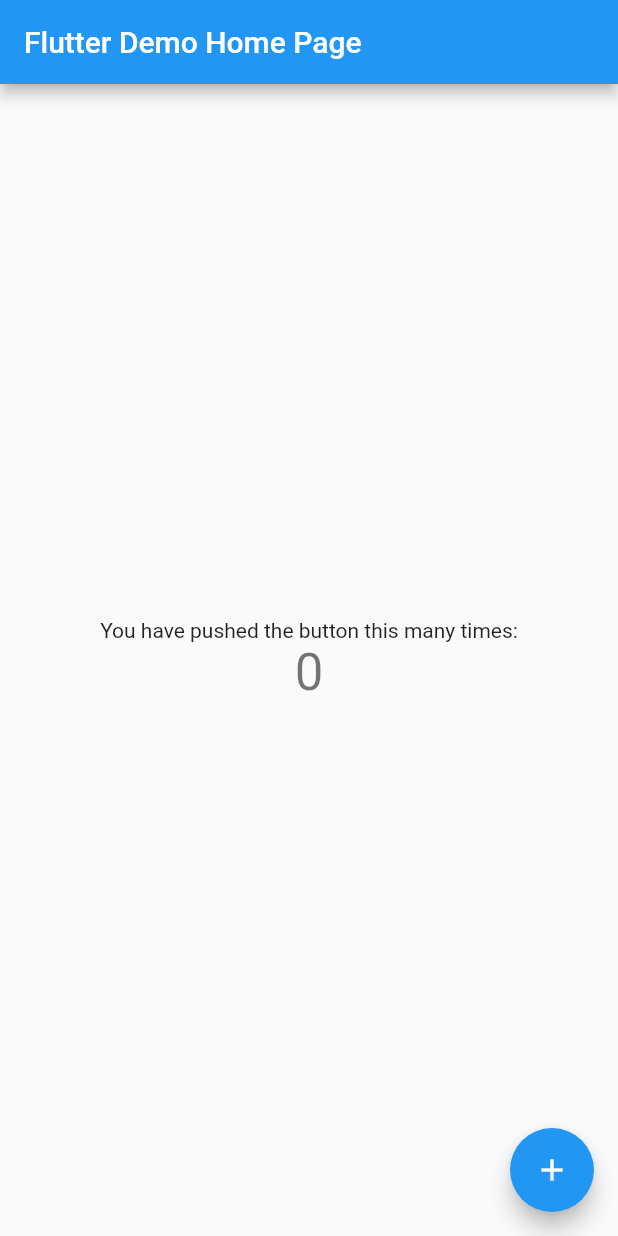
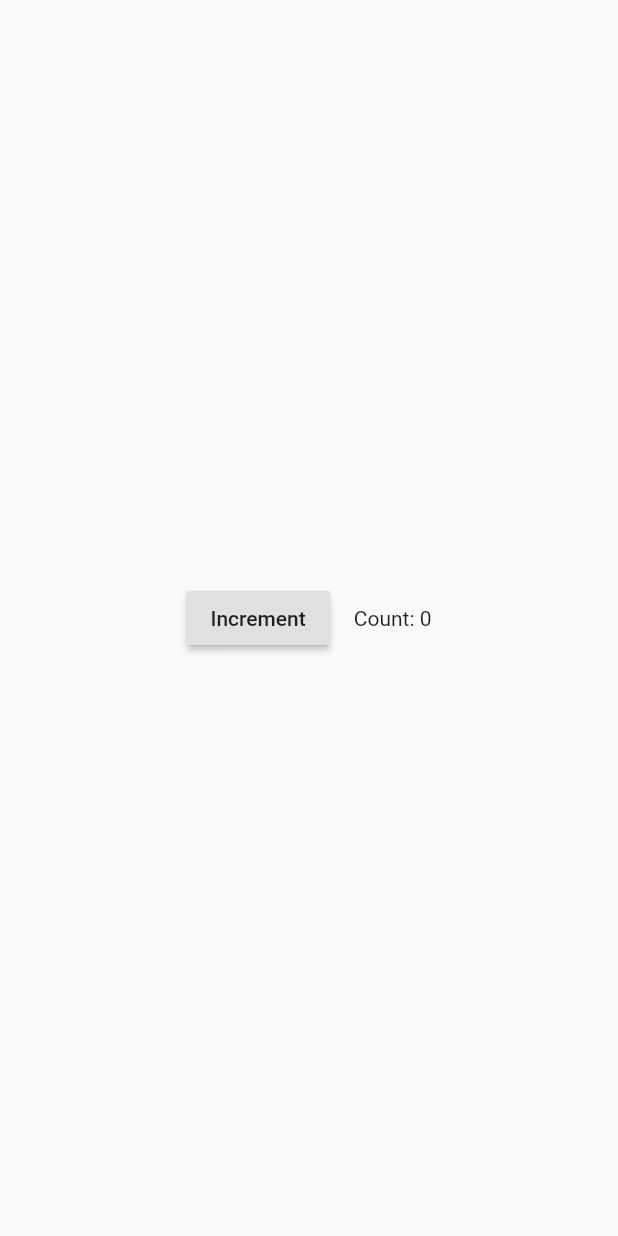
Before and after one commit to qq2339300630/cjj_flutter_ui_study, a Flutter app: the screen it shows after launch, on a phone screen of 412 x 824 dp. Run offline on Flutter 3.47's test engine with Material 2 defaults, Android fonts, the phone set to English and light mode, and no system bars.

Commit message:
简单点击事件2

```diff
--- a/lib/main.dart
+++ b/lib/main.dart
@@ -1,117 +1,65 @@
 import 'package:flutter/material.dart';
 
-void main() {
-  runApp(MyApp());
+class CounterDisplay extends StatelessWidget {
+  CounterDisplay({this.count});
+
+  final int count;
+
+  @override
+  Widget build(BuildContext context) {
+    return Text('Count: $count');
+  }
 }
 
-class MyApp extends StatelessWidget {
-  // This widget is the root of your application.
+class CounterIncrementor extends StatelessWidget {
+  CounterIncrementor({this.onPressed});
+
+  final VoidCallback onPressed;
+
   @override
   Widget build(BuildContext context) {
-    return MaterialApp(
-      title: 'Flutter Demo',
-      theme: ThemeData(
-        // This is the theme of your application.
-        //
-        // Try running your application with "flutter run". You'll see the
-        // application has a blue toolbar. Then, without quitting the app, try
-        // changing the primarySwatch below to Colors.green and then invoke
-        // "hot reload" (press "r" in the console where you ran "flutter run",
-        // or simply save your changes to "hot reload" in a Flutter IDE).
-        // Notice that the counter didn't reset back to zero; the application
-        // is not restarted.
-        primarySwatch: Colors.blue,
-        // This makes the visual density adapt to the platform that you run
-        // the app on. For desktop platforms, the controls will be smaller and
-        // closer together (more dense) than on mobile platforms.
-        visualDensity: VisualDensity.adaptivePlatformDensity,
-      ),
-      home: MyHomePage(title: 'Flutter Demo Home Page'),
+    return RaisedButton(
+      onPressed: onPressed,
+      child: Text('Increment'),
     );
   }
 }
 
-class MyHomePage extends StatefulWidget {
-  MyHomePage({Key key, this.title}) : super(key: key);
-
-  // This widget is the home page of your application. It is stateful, meaning
-  // that it has a State object (defined below) that contains fields that affect
-  // how it looks.
-
-  // This class is the configuration for the state. It holds the values (in this
-  // case the title) provided by the parent (in this case the App widget) and
-  // used by the build method of the State. Fields in a Widget subclass are
-  // always marked "final".
-
-  final String title;
-
+class Counter extends StatefulWidget {
   @override
-  _MyHomePageState createState() => _MyHomePageState();
+  _CounterState createState() => _CounterState();
 }
 
-class _MyHomePageState extends State<MyHomePage> {
+class _CounterState extends State<Counter> {
   int _counter = 0;
 
-  void _incrementCounter() {
+  void _increment() {
     setState(() {
-      // This call to setState tells the Flutter framework that something has
-      // changed in this State, which causes it to rerun the build method below
-      // so that the display can reflect the updated values. If we changed
-      // _counter without calling setState(), then the build method would not be
-      // called again, and so nothing would appear to happen.
-      _counter++;
+      ++_counter;
     });
   }
 
   @override
   Widget build(BuildContext context) {
-    // This method is rerun every time setState is called, for instance as done
-    // by the _incrementCounter method above.
-    //
-    // The Flutter framework has been optimized to make rerunning build methods
-    // fast, so that you can just rebuild anything that needs updating rather
-    // than having to individually change instances of widgets.
-    return Scaffold(
-      appBar: AppBar(
-        // Here we take the value from the MyHomePage object that was created by
-        // the App.build method, and use it to set our appbar title.
-        title: Text(widget.title),
-      ),
-      body: Center(
-        // Center is a layout widget. It takes a single child and positions it
-        // in the middle of the parent.
-        child: Column(
-          // Column is also a layout widget. It takes a list of children and
-          // arranges them vertically. By default, it sizes itself to fit its
-          // children horizontally, and tries to be as tall as its parent.
-          //
-          // Invoke "debug painting" (press "p" in the console, choose the
-          // "Toggle Debug Paint" action from the Flutter Inspector in Android
-          // Studio, or the "Toggle Debug Paint" command in Visual Studio Code)
-          // to see the wireframe for each widget.
-          //
-          // Column has various properties to control how it sizes itself and
-          // how it positions its children. Here we use mainAxisAlignment to
-          // center the children vertically; the main axis here is the vertical
-          // axis because Columns are vertical (the cross axis would be
-          // horizontal).
-          mainAxisAlignment: MainAxisAlignment.center,
-          children: <Widget>[
-            Text(
-              'You have pushed the button this many times:',
-            ),
-            Text(
-              '$_counter',
-              style: Theme.of(context).textTheme.headline4,
-            ),
-          ],
-        ),
-      ),
-      floatingActionButton: FloatingActionButton(
-        onPressed: _incrementCounter,
-        tooltip: 'Increment',
-        child: Icon(Icons.add),
-      ), // This trailing comma makes auto-formatting nicer for build methods.
+    return Row(
+      mainAxisAlignment: MainAxisAlignment.center,
+      children: <Widget>[
+        CounterIncrementor(onPressed: _increment),
+        SizedBox(width: 16),
+        CounterDisplay(count: _counter),
+      ],
     );
   }
 }
+
+void main() {
+  runApp(
+    MaterialApp(
+      home: Scaffold(
+        body: Center(
+          child: Counter(),
+        ),
+      ),
+    ),
+  );
+}
```
